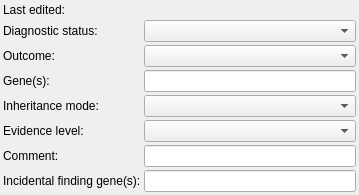
Above: src/GSvar/DiagnosticStatusWidget.ui from imgag/ngs-bits before the change. Below: the same form after it.
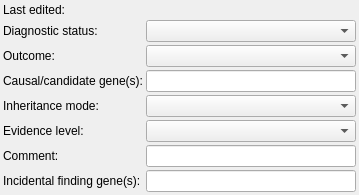
That is the form after the change.

Commit message: GSvar: added disease status info to candidate gene dialog.

What changed in the file:
```diff
--- a/src/GSvar/DiagnosticStatusWidget.ui
+++ b/src/GSvar/DiagnosticStatusWidget.ui
@@ -64,7 +64,7 @@
       <string>&lt;html&gt;&lt;head/&gt;&lt;body&gt;&lt;p&gt;Comma-separated list of genes that are causal for the patient's phenotype.&lt;/p&gt;&lt;/body&gt;&lt;/html&gt;</string>
      </property>
      <property name="text">
-      <string>Gene(s):</string>
+      <string>Causal/candidate gene(s):</string>
      </property>
     </widget>
    </item>
```
The commit also changes 3 other files.
